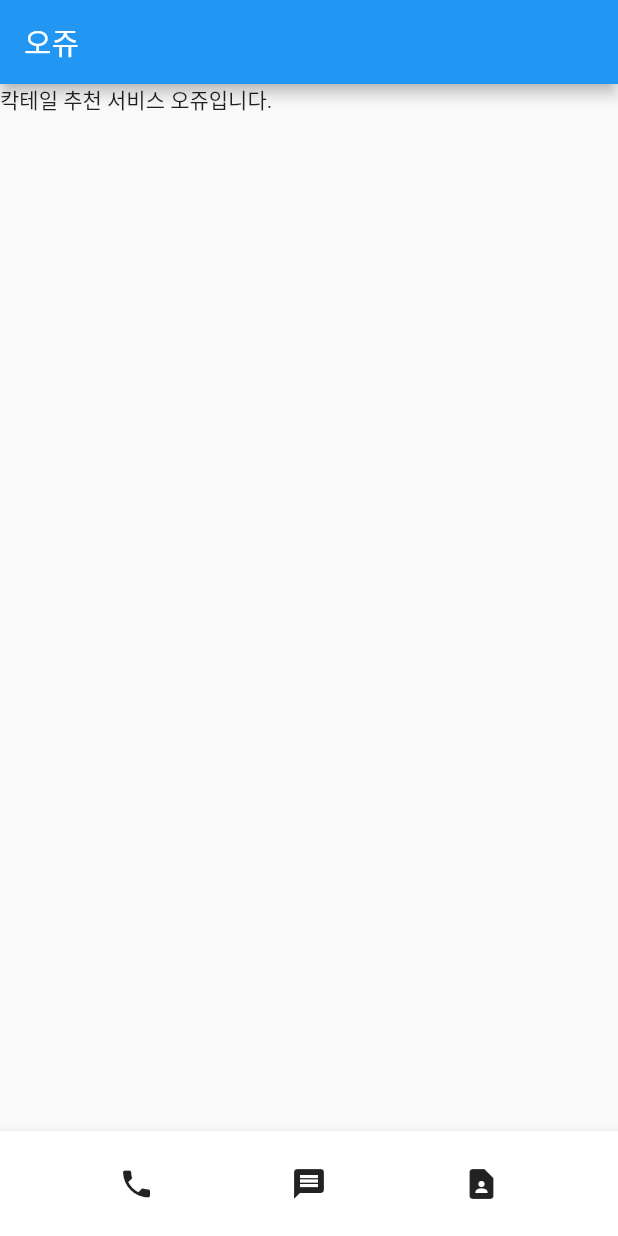
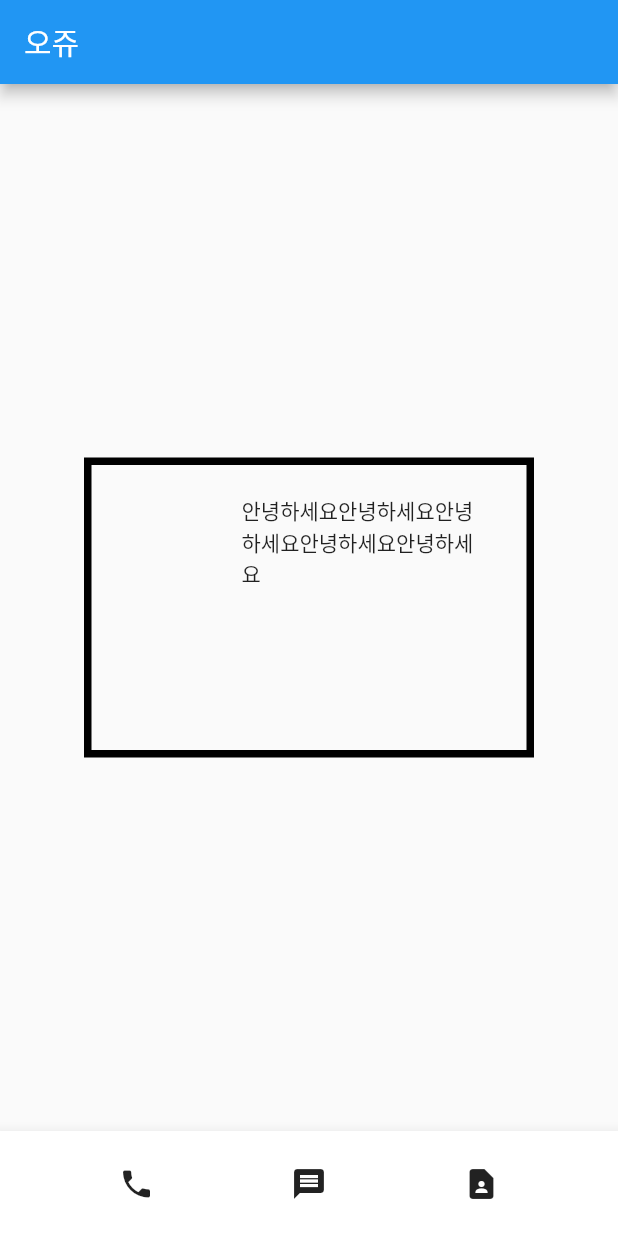
Before and after one commit to ssssujini99/flutter_study, a Flutter app: the screen it shows after launch, on a phone screen of 412 x 824 dp. Run offline on Flutter 3.47's test engine with Material 2 defaults, Android fonts, the phone set to English and light mode, and no system bars.

Commit message:
fix(lib/main.dart): box container생성, style, margin, padding 연습

```diff
--- a/lib/main.dart
+++ b/lib/main.dart
@@ -1,4 +1,5 @@
 import 'package:flutter/material.dart';
+import 'package:flutter/rendering.dart';
 
 void main() {
   runApp(const MyApp()); // 앱 구동 시작 // 앱 메인페이지 입력하면 됨
@@ -16,10 +17,15 @@ class MyApp extends StatelessWidget {
         appBar: AppBar(
           title: Text('오쥬'),
         ),
-        body: Row(
-          children: [
-            Text('칵테일 추천 서비스 오쥬입니다.'),
-          ],
+        body: Center(
+          child: Container(
+            width: 300, height: 200, // color: Colors.blue,
+            padding: EdgeInsets.fromLTRB(100, 20, 30, 50),
+            child: Text('안녕하세요안녕하세요안녕하세요안녕하세요안녕하세요'),
+            decoration: BoxDecoration(
+              border: Border.all(color: Colors.black, width: 5),
+            ),
+          ),
         ),
         bottomNavigationBar: BottomAppBar(
           child: SizedBox( // width, height, child만 필요한 박스는 SizedBox
```
